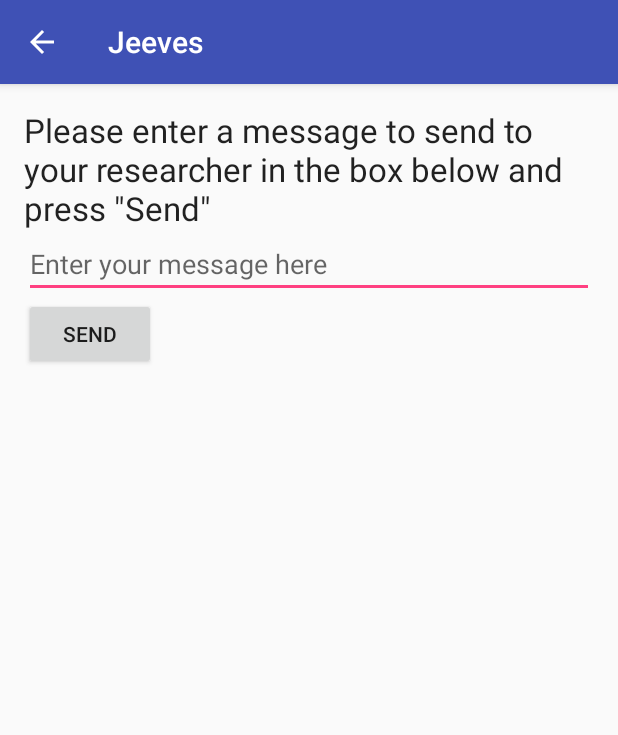
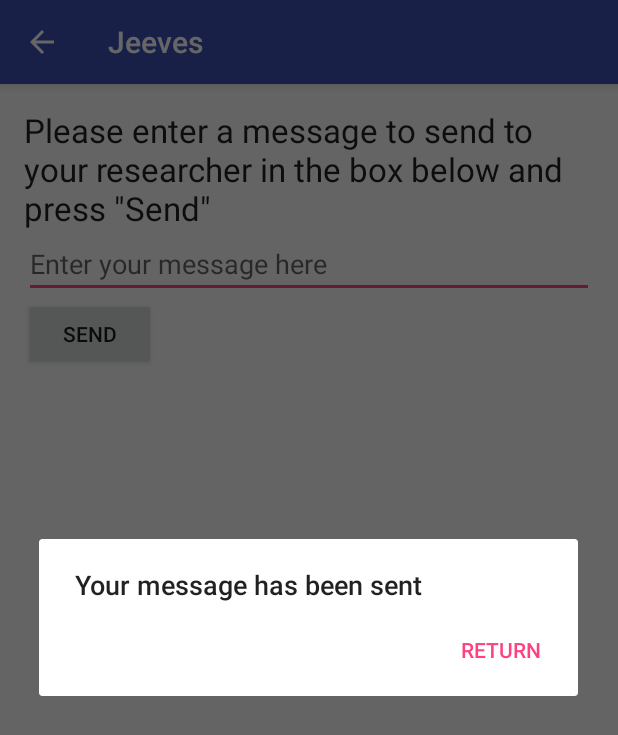
Before and after one commit to DanielRough/JeevesAndroid, an Android app: the ContactActivity screen opened directly, with no data from a screen before it, after a tap on "SEND", on a phone screen of 412 x 824 dp. Shown: the top 735 px of the screen. Run offline under Robolectric (Android 15) with nearby library versions, the phone set to English and light mode, and no system bars; libraries missing offline, so code that uses them is left out: com.firebase.client; 2 statements that could not run were skipped.

Commit message:
Added return from contacting researcher

```diff
--- a/app/src/main/java/com/example/daniel/jeeves/ContactActivity.java
+++ b/app/src/main/java/com/example/daniel/jeeves/ContactActivity.java
@@ -1,7 +1,9 @@
 package com.example.daniel.jeeves;
 
 import android.app.Activity;
+import android.app.AlertDialog;
 import android.content.Context;
+import android.content.DialogInterface;
 import android.content.Intent;
 import android.content.SharedPreferences;
 import android.database.Cursor;
@@ -18,9 +20,15 @@ import android.view.Window;
 import android.widget.Button;
 import android.widget.EditText;
 
+import com.firebase.client.DataSnapshot;
 import com.firebase.client.Firebase;
+import com.firebase.client.FirebaseError;
+import com.firebase.client.ValueEventListener;
+
+import java.util.Map;
 
 public class ContactActivity extends AppCompatActivity {
+    AlertDialog.Builder finishalert;
 
     EditText txtContactResearcher;
     String researcherno;
@@ -36,10 +44,16 @@ public class ContactActivity extends AppCompatActivity {
         SharedPreferences.Editor editor = prefs.edit();
         researcherno = prefs.getString("researcherno","");
         final String userid = prefs.getString("userid", "null");
-
+        finishalert = new AlertDialog.Builder(this);
+        finishalert.setTitle("Your message has been sent");
         Button btnContactResearcher = (Button) findViewById(R.id.btnContactResearcher);
         txtContactResearcher = (EditText) findViewById(R.id.txtContactResearcher);
+        finishalert.setPositiveButton("Return", new DialogInterface.OnClickListener() {
+            public void onClick(DialogInterface dialog, int whichButton) {
 
+                finish();
+            }
+        });
 
 
             btnContactResearcher.setOnClickListener(new View.OnClickListener() {
@@ -53,6 +67,9 @@ public class ContactActivity extends AppCompatActivity {
                     Firebase firebaseFeedback = new Firebase("https://incandescent-torch-8695.firebaseio.com/patients/" + userid + "/feedback/" + System.currentTimeMillis());
                     Log.d("MESSAGE","Message is " + txtContactResearcher.getText().toString());
                     firebaseFeedback.setValue(txtContactResearcher.getText().toString());
+                    finishalert.setCancelable(false); //Once they're done they're done
+                    finishalert.show();
+                    return;
                 }
             });
         }
```
Also changed, not shown: app/src/main/res/layout/activity_survey.xml (+18 -2 lines).
